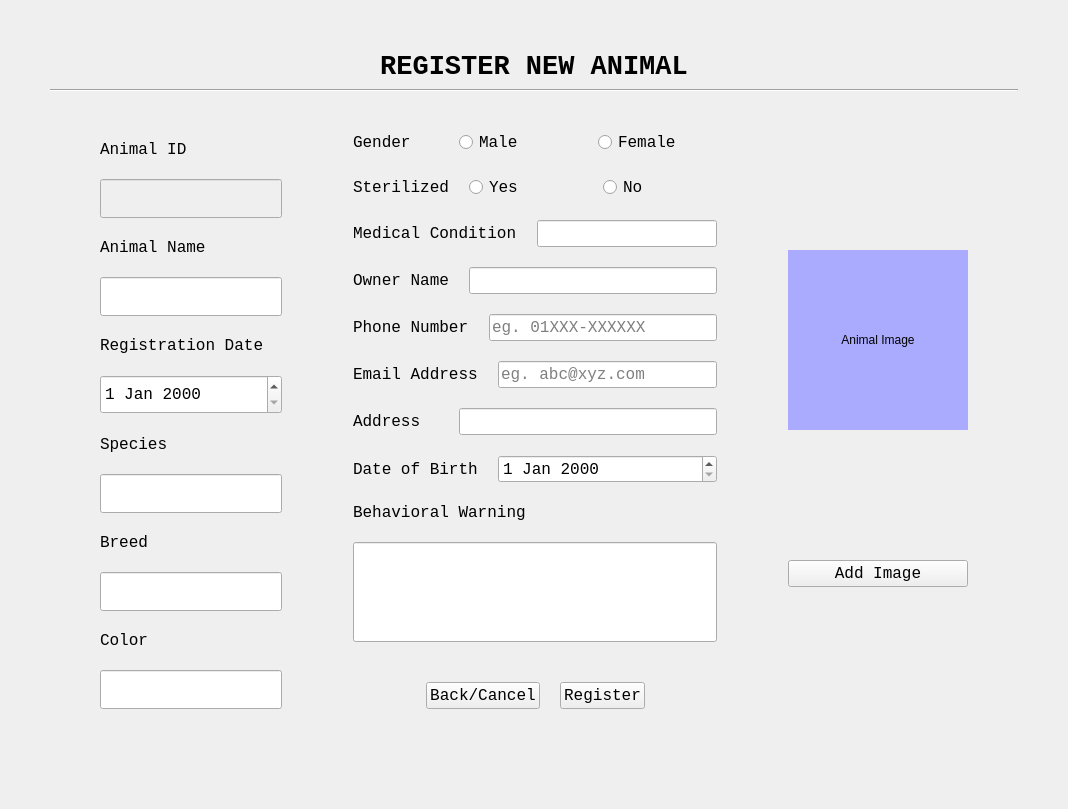
Qt form AnimalRegistrationUI.ui (ASNaeem/Simple-VCMS) before a commit.
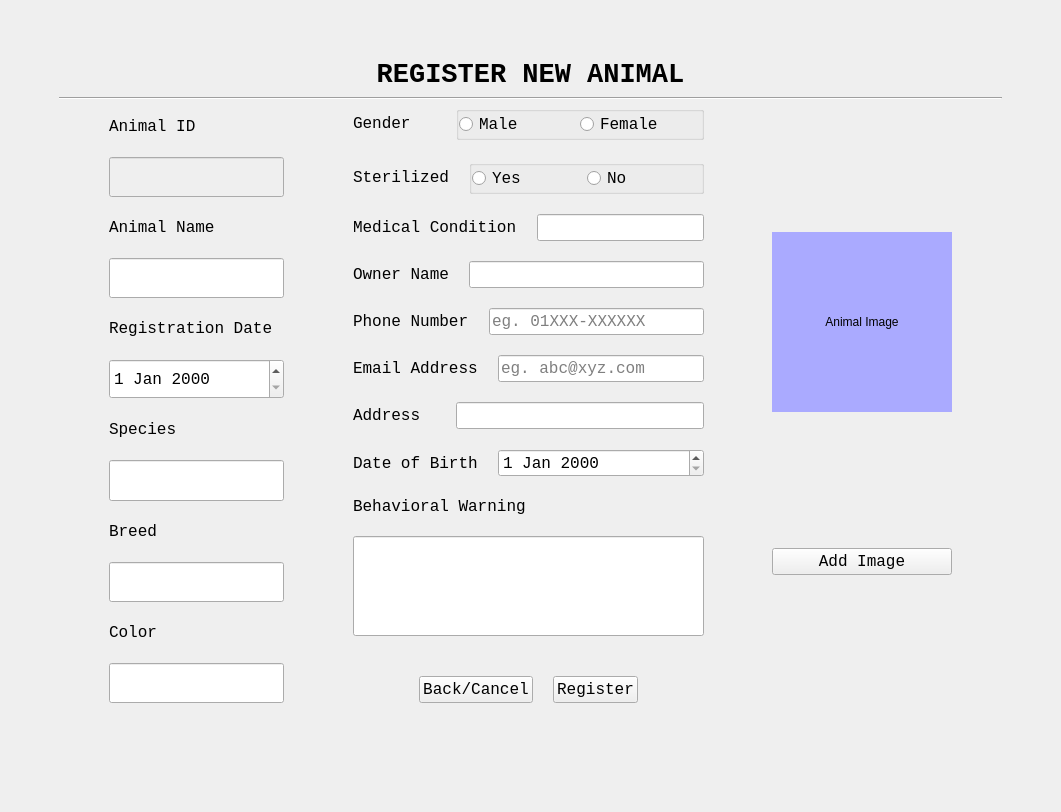
The same form after that commit.

Commit message: animal registration ui added group box

Diff of the .ui file:
```diff
--- a/AnimalRegistrationUI.ui
+++ b/AnimalRegistrationUI.ui
@@ -6,8 +6,8 @@
    <rect>
     <x>0</x>
     <y>0</y>
-    <width>1068</width>
-    <height>809</height>
+    <width>1061</width>
+    <height>761</height>
    </rect>
   </property>
   <property name="windowTitle">
@@ -15,20 +15,20 @@
   </property>
   <widget class="QWidget" name="centralwidget">
    <layout class="QVBoxLayout" name="verticalLayout_12">
-    <property name="leftMargin">
-     <number>50</number>
-    </property>
-    <property name="topMargin">
-     <number>50</number>
-    </property>
-    <property name="rightMargin">
-     <number>50</number>
-    </property>
-    <property name="bottomMargin">
-     <number>50</number>
-    </property>
     <item>
      <layout class="QVBoxLayout" name="verticalLayout_11" stretch="10,1,10,50">
+      <property name="leftMargin">
+       <number>50</number>
+      </property>
+      <property name="topMargin">
+       <number>50</number>
+      </property>
+      <property name="rightMargin">
+       <number>50</number>
+      </property>
+      <property name="bottomMargin">
+       <number>50</number>
+      </property>
       <item>
        <layout class="QGridLayout" name="gridLayout_4">
         <property name="leftMargin">
@@ -406,6 +406,27 @@
              </widget>
             </item>
             <item>
+             <widget class="QGroupBox" name="groupBox">
+              <property name="title">
+               <string/>
+              </property>
+              <layout class="QHBoxLayout" name="horizontalLayout_12">
+               <property name="spacing">
+                <number>0</number>
+               </property>
+               <property name="leftMargin">
+                <number>0</number>
+               </property>
+               <property name="topMargin">
+                <number>0</number>
+               </property>
+               <property name="rightMargin">
+                <number>0</number>
+               </property>
+               <property name="bottomMargin">
+                <number>0</number>
+               </property>
+               <item>
              <layout class="QHBoxLayout" name="horizontalLayout">
               <item>
                <widget class="QRadioButton" name="rbutton_reg_male">
@@ -448,6 +469,9 @@
              </layout>
             </item>
            </layout>
+             </widget>
+            </item>
+           </layout>
           </item>
           <item>
            <layout class="QHBoxLayout" name="horizontalLayout_4" stretch="10,30">
@@ -474,6 +498,27 @@
              </widget>
             </item>
             <item>
+             <widget class="QGroupBox" name="groupBox_2">
+              <property name="title">
+               <string/>
+              </property>
+              <layout class="QHBoxLayout" name="horizontalLayout_13">
+               <property name="spacing">
+                <number>0</number>
+               </property>
+               <property name="leftMargin">
+                <number>0</number>
+               </property>
+               <property name="topMargin">
+                <number>0</number>
+               </property>
+               <property name="rightMargin">
+                <number>0</number>
+               </property>
+               <property name="bottomMargin">
+                <number>0</number>
+               </property>
+               <item>
              <layout class="QHBoxLayout" name="horizontalLayout_2">
               <item>
                <widget class="QRadioButton" name="rbutton_reg_ster_yes">
@@ -514,6 +559,9 @@
                </widget>
               </item>
              </layout>
+               </item>
+              </layout>
+             </widget>
             </item>
            </layout>
           </item>
```
Lines whose indentation alone changed are shown as unchanged.
